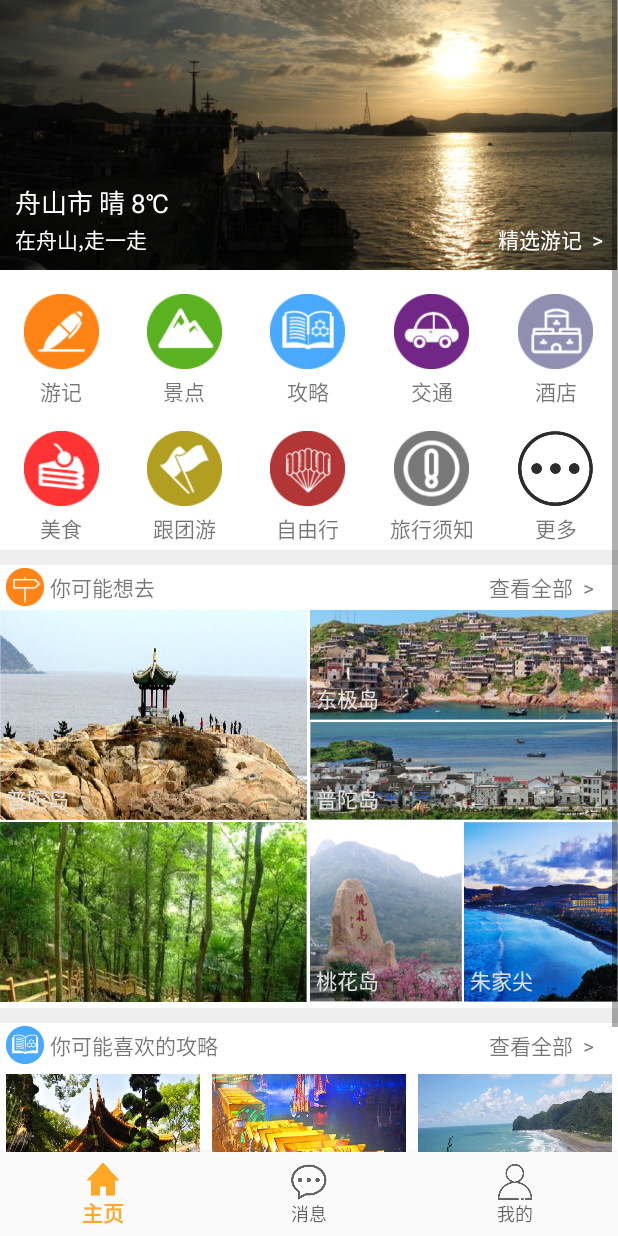
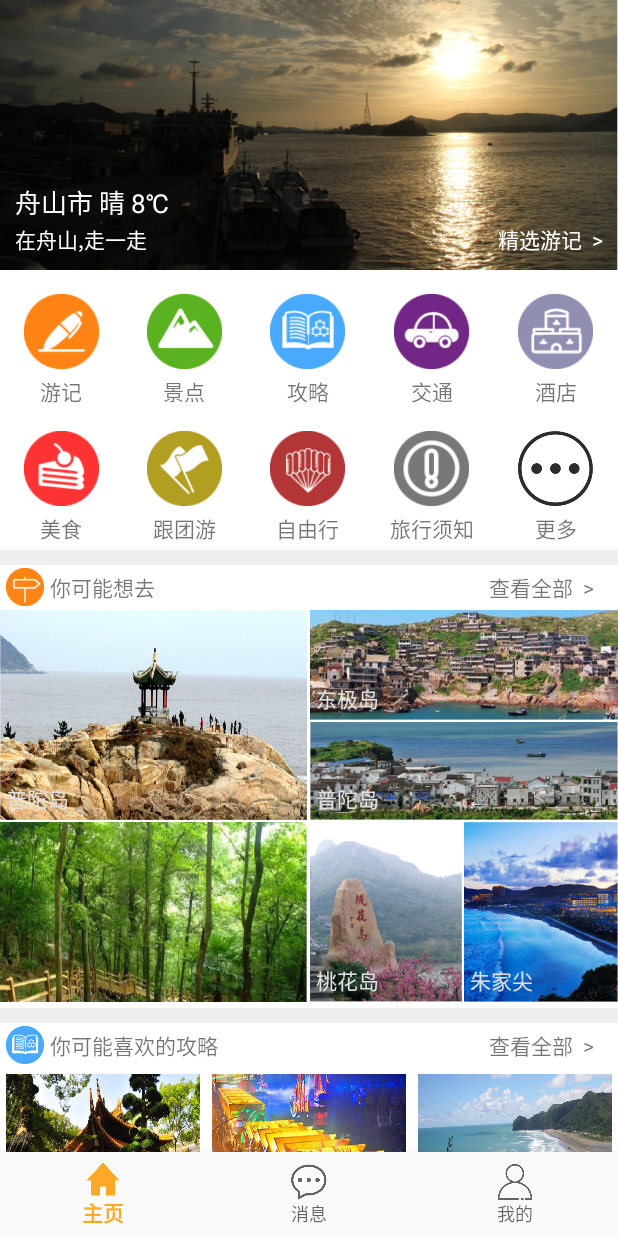
Before and after one commit to Mason-Xu/WalkZhoushan, an Android app: the HomeFragment screen opened directly, with no data from a screen before it, on a phone screen of 412 x 824 dp. Run offline under Robolectric (Android 15) with nearby library versions, the phone set to English and light mode, and no system bars; libraries missing offline, so code that uses them is left out: cn.bmob.v3.

Commit message:
:sparkles: 修改Scrolling 滚动条不可见 android:scrollbars="none"

```diff
--- a/app/src/main/res/layout/activity_home_page.xml
+++ b/app/src/main/res/layout/activity_home_page.xml
@@ -2,7 +2,8 @@
 <ScrollView xmlns:android="http://schemas.android.com/apk/res/android"
     android:layout_width="match_parent"
     android:layout_height="match_parent"
-    android:layout_marginBottom="56dp">
+    android:layout_marginBottom="56dp"
+    android:scrollbars="none">
 
 
     <LinearLayout
```
